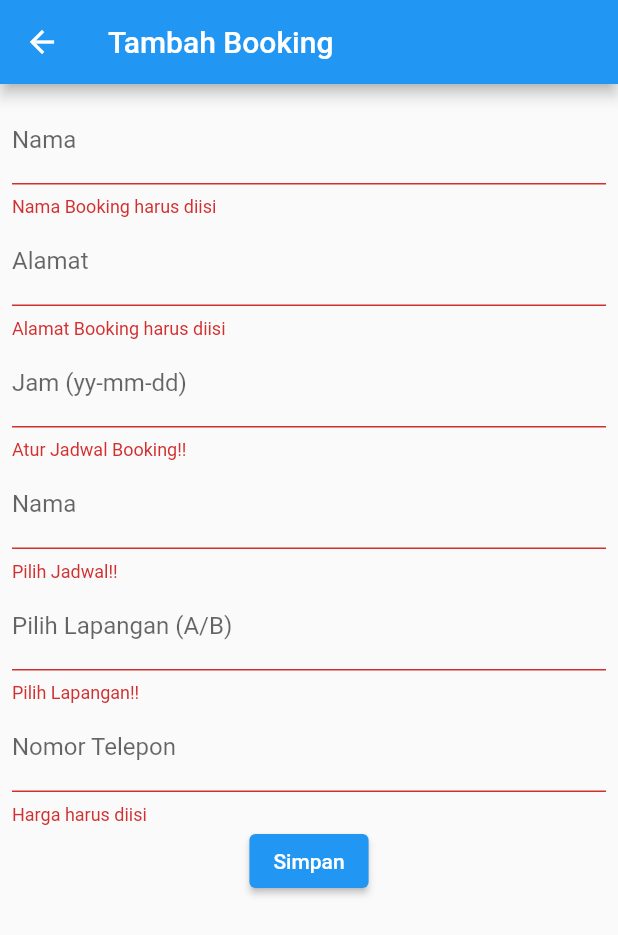
After one commit to faizalindra/futsalwar, a Flutter app: the BookingForm screen opened directly, after a tap on "Simpan", on a phone screen of 412 x 824 dp. The commit adds this screen. Shown: the top 935 px of the screen. Run offline on Flutter 3.47's test engine with Material 2 defaults, Android fonts, the phone set to English and light mode, and no system bars; our stand-ins replace shared_preferences; accounts and stored records are empty.

Commit message:
mengubah produk mendajdi booking, menambah variabel di model/booking, menambah form booking

```diff
--- /dev/null
+++ b/lib/bloc/booking_bloc.dart
@@ -0,0 +1,61 @@
+import 'dart:convert';
+
+import 'package:futsalwar/helpers/api.dart';
+import 'package:futsalwar/helpers/api_url.dart';
+import 'package:futsalwar/model/booking.dart';
+
+class BookingBloc {
+  static Future<List<Booking>> getBookings() async {
+    String apiUrl = ApiUrl.booking;
+    var response = await Api().get(apiUrl);
+    var jsonObj = json.decode(response.body);
+    List<dynamic> booking = (jsonObj as Map<String, dynamic>)['data'];
+    List<Booking> bookings = [];
+    for (int i = 0; i < booking.length; i++) {
+      bookings.add(Booking.fromJson(booking[i]));
+    }
+    return bookings;
+  }
+
+  static Future addBooking({Booking booking}) async {
+    String apiUrl = ApiUrl.createBooking;
+
+    var body = {
+      "nama": booking.namaUser,
+      "alamat": booking.alamatUser,
+      "id_jam": booking.idJam,
+      "tgl_jadwal": booking.tglJadwal,
+      "id_lapang": booking.idLapang,
+      "notelp": booking.notelp.toString(),
+    };
+
+    var response = await Api().post(apiUrl, body);
+    var jsonObj = json.decode(response.body);
+    return jsonObj['status'];
+  }
+
+  static Future<bool> updateBooking({Booking booking}) async {
+    String apiUrl = ApiUrl.updateBooking(booking.id);
+
+    var body = {
+      "nama": booking.namaUser,
+      "alamat": booking.alamatUser,
+      "id_jam": booking.idJam,
+      "tgl_jadwal": booking.tglJadwal,
+      "id_lapang": booking.idLapang,
+      "notelp": booking.notelp.toString(),
+    };
+    print("Body : $body");
+    var response = await Api().post(apiUrl, body);
+    var jsonObj = json.decode(response.body);
+    return jsonObj['data'];
+  }
+
+  static Future<bool> deleteBooking({int id}) async {
+    String apiUrl = ApiUrl.deleteBooking(id);
+
+    var response = await Api().delete(apiUrl);
+    var jsonObj = json.decode(response.body);
+    return (jsonObj as Map<String, dynamic>)['data'];
+  }
+}
--- a/lib/helpers/api_url.dart
+++ b/lib/helpers/api_url.dart
@@ -6,15 +6,15 @@ class ApiUrl {
   static const String booking = baseUrl + '/booking';
   static const String createBooking = baseUrl + '/booking';
 
-  static String updateProduk(int id) {
-    return baseUrl + '/produk/' + id.toString() + '/update';
+  static String updateBooking(int id) {
+    return baseUrl + '/booking/' + id.toString() + '/update';
   }
 
-  static String showProduk(int id) {
-    return baseUrl + '/produk/' + id.toString();
+  static String showBooking(int id) {
+    return baseUrl + '/booking/' + id.toString();
   }
 
-  static String deleteProduk(int id) {
-    return baseUrl + '/produk/' + id.toString();
+  static String deleteBooking(int id) {
+    return baseUrl + '/booking/' + id.toString();
   }
 }
--- /dev/null
+++ b/lib/model/booking.dart
@@ -0,0 +1,29 @@
+class Booking {
+  int id;
+  String namaUser;
+  String alamatUser;
+  String idJam;
+  String tglJadwal;
+  String idLapang;
+  int notelp;
+
+  Booking(
+      {this.id,
+      this.namaUser,
+      this.alamatUser,
+      this.idJam,
+      this.tglJadwal,
+      this.idLapang,
+      this.notelp});
+  factory Booking.fromJson(Map<String, dynamic> obj) {
+    return Booking(
+      id: obj['id'],
+      namaUser: obj['namaUser'],
+      alamatUser: obj['alamatUser'],
+      idJam: obj['idJam'],
+      tglJadwal: obj['tglJadwal'],
+      idLapang: obj['idLapang'],
+      notelp: obj['notelp'],
+    );
+  }
+}
--- a/lib/ui/produk_detail.dart
+++ b/lib/ui/booking_detail.dart
@@ -1,38 +1,50 @@
 import 'package:flutter/material.dart';
-import 'package:futsalwar/bloc/produk_bloc.dart';
-import 'package:futsalwar/model/produk.dart';
-import 'package:futsalwar/ui/produk_form.dart';
-import 'package:futsalwar/ui/produk_page.dart';
+import 'package:futsalwar/bloc/booking_bloc.dart';
+import 'package:futsalwar/model/booking.dart';
+import 'package:futsalwar/ui/booking_form.dart';
+import 'package:futsalwar/ui/booking_page.dart';
 import 'package:futsalwar/widget/warning_dialog.dart';
 
 // ignore: must_be_immutable
-class ProdukDetail extends StatefulWidget {
-  Produk produk;
-  ProdukDetail({this.produk});
+class BookingDetail extends StatefulWidget {
+  Booking booking;
+  BookingDetail({this.booking});
   @override
-  _ProdukDetailState createState() => _ProdukDetailState();
-} //end class ProdukDetail
+  _BookingDetailState createState() => _BookingDetailState();
+} //end class BookingDetail
 
-class _ProdukDetailState extends State<ProdukDetail> {
+class _BookingDetailState extends State<BookingDetail> {
   @override
   Widget build(BuildContext context) {
     return Scaffold(
       appBar: AppBar(
-        title: Text('Detail Produk'),
+        title: Text('Detail Booking'),
       ),
       body: Center(
         child: Column(
           children: [
             Text(
-              "Kode : ${widget.produk.kodeProduk}",
+              "Kode : ${widget.booking.namaUser}",
               style: TextStyle(fontSize: 20.0),
             ),
             Text(
-              "Nama : ${widget.produk.namaProduk}",
+              "Kode : ${widget.booking.alamatUser}",
+              style: TextStyle(fontSize: 20.0),
+            ),
+            Text(
+              "Kode : ${widget.booking.idJam}",
+              style: TextStyle(fontSize: 20.0),
+            ),
+            Text(
+              "Kode : ${widget.booking.tglJadwal}",
+              style: TextStyle(fontSize: 20.0),
+            ),
+            Text(
+              "Nama : ${widget.booking.idLapang}",
               style: TextStyle(fontSize: 18.0),
             ),
             Text(
-              "Harga : ${widget.produk.hargaProduk}",
+              "Harga : ${widget.booking.notelp}",
               style: TextStyle(fontSize: 18.0),
             ),
             _tombolHapusEdit()
@@ -55,8 +67,8 @@ class _ProdukDetailState extends State<ProdukDetail> {
               Navigator.push(
                   context,
                   new MaterialPageRoute(
-                      builder: (context) => ProdukForm(
-                            produk: widget.produk,
+                      builder: (context) => BookingForm(
+                            booking: widget.booking,
                           )));
             }),
         ElevatedButton(
@@ -82,9 +94,9 @@ class _ProdukDetailState extends State<ProdukDetail> {
           style: ButtonStyle(
               backgroundColor: MaterialStateProperty.all(Colors.green)),
           onPressed: () {
-            ProdukBloc.deleteProduk(id: widget.produk.id).then((value) {
+            BookingBloc.deleteBooking(id: widget.booking.id).then((value) {
               Navigator.of(context).push(new MaterialPageRoute(
-                  builder: (BuildContext context) => ProdukPage()));
+                  builder: (BuildContext context) => BookingPage()));
             }, onError: (error) {
               showDialog(
                   context: context,
@@ -109,4 +121,4 @@ class _ProdukDetailState extends State<ProdukDetail> {
     );
     showDialog(context: context, builder: (_) => alertDialog);
   }
-} //end class _ProdukDetailState
+} //end class _BookingDetailState
--- /dev/null
+++ b/lib/ui/booking_form.dart
@@ -0,0 +1,242 @@
+import 'package:flutter/material.dart';
+import 'package:flutter/services.dart';
+import 'package:futsalwar/bloc/booking_bloc.dart';
+import 'package:futsalwar/model/booking.dart';
+import 'package:futsalwar/ui/booking_page.dart';
+import 'package:futsalwar/widget/warning_dialog.dart';
+
+// ignore: must_be_immutable
+class BookingForm extends StatefulWidget {
+  Booking booking;
+  BookingForm({this.booking});
+  @override
+  _BookingFormState createState() => _BookingFormState();
+}
+
+class _BookingFormState extends State<BookingForm> {
+  final _formKey = GlobalKey<FormState>();
+  bool _isLoading = false;
+  String judul = "Tambah Booking";
+  String tombolSubmit = "Simpan";
+
+  final _namaBookingTextboxController = TextEditingController();
+  final _alamatBookingTextboxController = TextEditingController();
+  final _jamBookingTextboxController = TextEditingController();
+  final _jadwalBookingTextboxController = TextEditingController();
+  final _lapangBookingTextboxController = TextEditingController();
+  final _notelpBookingTextboxController = TextEditingController();
+
+  @override
+  void initState() {
+    super.initState();
+    isUpdate();
+  } //end initState
+
+  //untuk menyimpan data
+  isUpdate() {
+    if (widget.booking != null) {
+      setState(() {
+        judul = "Ubah Booking";
+        tombolSubmit = "Ubah";
+        _namaBookingTextboxController.text = widget.booking.namaUser;
+        _alamatBookingTextboxController.text = widget.booking.alamatUser;
+        _jamBookingTextboxController.text = widget.booking.alamatUser;
+        _jadwalBookingTextboxController.text = widget.booking.alamatUser;
+        _lapangBookingTextboxController.text = widget.booking.alamatUser;
+        _notelpBookingTextboxController.text = widget.booking.notelp.toString();
+      });
+    } else {
+      judul = "Tambah Booking";
+      tombolSubmit = "Simpan";
+    }
+  } //end isUpdate
+
+  @override
+  Widget build(BuildContext context) {
+    return Scaffold(
+      appBar: AppBar(title: Text(judul)),
+      body: SingleChildScrollView(
+        child: Container(
+          child: Padding(
+            padding: const EdgeInsets.all(8.0),
+            child: Form(
+                key: _formKey,
+                child: Column(
+                  children: [
+                    _namaBookingTextField(),
+                    _alamatBookingTextField(),
+                    _jamBookingTextField(),
+                    _jadwalBookingTextField(),
+                    _lapangBookingTextField(),
+                    _notelpBookingTextField(),
+                    _buttonSubmit()
+                  ],
+                )),
+          ),
+        ),
+      ),
+    );
+  }
+
+  //membuat textbox nama booking
+  Widget _namaBookingTextField() {
+    return TextFormField(
+      decoration: InputDecoration(labelText: "Nama"),
+      keyboardType: TextInputType.text,
+      controller: _namaBookingTextboxController,
+      validator: (value) {
+        if (value.isEmpty) {
+          return "Nama Booking harus diisi";
+        }
+        return null;
+      },
+    );
+  }
+
+  //textbox alamat user
+  Widget _alamatBookingTextField() {
+    return TextFormField(
+      decoration: InputDecoration(labelText: "Alamat"),
+      keyboardType: TextInputType.text,
+      controller: _alamatBookingTextboxController,
+      validator: (value) {
+        if (value.isEmpty) {
+          return "Alamat Booking harus diisi";
+        }
+        return null;
+      },
+    );
+  }
+
+  //textbox jam
+  Widget _jamBookingTextField() {
+    return TextFormField(
+      decoration: InputDecoration(labelText: "Jam (yy-mm-dd)"),
+      keyboardType: TextInputType.text,
+      controller: _jamBookingTextboxController,
+      validator: (value) {
+        if (value.isEmpty) {
+          return "Atur Jadwal Booking!!";
+        }
+        return null;
+      },
+    );
+  }
+
+  Widget _jadwalBookingTextField() {
+    return TextFormField(
+      decoration: InputDecoration(labelText: "Nama"),
+      keyboardType: TextInputType.datetime,
+      controller: _jadwalBookingTextboxController,
+      validator: (value) {
+        if (value.isEmpty) {
+          return "Pilih Jadwal!!";
+        }
+        return null;
+      },
+    );
+  } //end Widget _kodeBookingTextFIeld
+
+  //membuat textbox lapangan
+  Widget _lapangBookingTextField() {
+    return TextFormField(
+      decoration: InputDecoration(labelText: "Pilih Lapangan (A/B)"),
+      keyboardType: TextInputType.text,
+      controller: _lapangBookingTextboxController,
+      validator: (value) {
+        if (value.isEmpty) {
+          return "Pilih Lapangan!!";
+        }
+        return null;
+      },
+    );
+  } //end Widget _namaBookingTextFIeld
+
+  //membuat textbox notelp
+  Widget _notelpBookingTextField() {
+    return TextFormField(
+      decoration: InputDecoration(labelText: "Nomor Telepon"),
+      keyboardType: TextInputType.number,
+      controller: _notelpBookingTextboxController,
+      validator: (value) {
+        if (value.isEmpty) {
+          return "Harga harus diisi";
+        }
+        return null;
+      },
+    );
+  } //end Widget _hargaBookingTextFIeld
+
+  //tombol simpan
+  Widget _buttonSubmit() {
+    return ElevatedButton(
+        onPressed: () {
+          var validate = _formKey.currentState.validate();
+          if (validate) {
+            if (!_isLoading) {
+              if (widget.booking != null) {
+                //kondisi update booking
+                ubah();
+              } else {
+                //kondisi simpan booking
+                simpan();
+              }
+            }
+          }
+        },
+        child: Text(tombolSubmit));
+  }
+
+  simpan() {
+    setState(() {
+      _isLoading = true;
+    });
+
+    Booking createBooking = new Booking();
+    createBooking.namaUser = _namaBookingTextboxController.text;
+    createBooking.alamatUser = _alamatBookingTextboxController.text;
+    createBooking.idJam = _jamBookingTextboxController.text;
+    createBooking.tglJadwal = _jadwalBookingTextboxController.text;
+    createBooking.idLapang = _lapangBookingTextboxController.text;
+    //parse mengubah harga int menjadi string?
+    createBooking.notelp = int.parse(_notelpBookingTextboxController.text);
+    BookingBloc.addBooking(booking: createBooking).then((value) {
+      Navigator.of(context).push(new MaterialPageRoute(
+          builder: (BuildContext context) => BookingPage()));
+    }, onError: (error) {
+      showDialog(
+          context: context,
+          builder: (BuildContext context) => WarningDialog(
+                description: "Simpan gagal, silahkan coba lagi",
+              ));
+    });
+    setState(() {
+      _isLoading = false;
+    });
+  }
+
+  ubah() {
+    setState(() {
+      _isLoading = true;
+    });
+
+    // Booking updateBooking = new Booking();
+    // updateBooking.kodeBooking = _kodeBookingTextboxController.text;
+    // updateBooking.namaBooking = _namaBookingTextboxController.text;
+    // //parse mengubah harga int menjadi string?
+    // updateBooking.hargaBooking = int.parse(_hargaBookingTextboxController.text);
+    // BookingBloc.updateBooking(booking: updateBooking).then((value) {
+    //   Navigator.of(context).push(new MaterialPageRoute(
+    //       builder: (BuildContext context) => BookingPage()));
+    // }, onError: (error) {
+    //   showDialog(
+    //       context: context,
+    //       builder: (BuildContext context) => WarningDialog(
+    //             description: "Update gagal, silahkan coba lagi",
+    //           ));
+    // });
+    // setState(() {
+    //   _isLoading = false;
+    // });
+  }
+} //End _buttonSubmit Class
--- a/lib/ui/login_page.dart
+++ b/lib/ui/login_page.dart
@@ -2,7 +2,7 @@ import 'package:flutter/material.dart';
 import 'package:futsalwar/bloc/login_bloc.dart';
 import 'package:futsalwar/helpers/user_info.dart';
 import 'package:futsalwar/model/login.dart';
-import 'package:futsalwar/ui/produk_page.dart';
+import 'package:futsalwar/ui/booking_page.dart';
 import 'package:futsalwar/ui/registrasi_page.dart';
 import 'package:futsalwar/widget/warning_dialog.dart';
 
@@ -153,7 +153,7 @@ class _LoginPageState extends State<LoginPage> {
       await UserInfo().setToken(value.token);
       await UserInfo().setUserID(value.userID);
       Navigator.pushReplacement(
-          context, new MaterialPageRoute(builder: (context) => ProdukPage()));
+          context, new MaterialPageRoute(builder: (context) => BookingPage()));
     }, onError: (error) {
       print(error);
       showDialog(
```
Also changed, not shown: lib/bloc/produk_bloc.dart (deleted, +0 -55 lines), lib/main.dart (+5 -5 lines), lib/model/produk.dart (deleted, +0 -16 lines), lib/ui/booking_page.dart (renamed from lib/ui/produk_page.dart, +40 -40 lines), lib/ui/produk_form.dart (deleted, +0 -187 lines), 1 other file.
